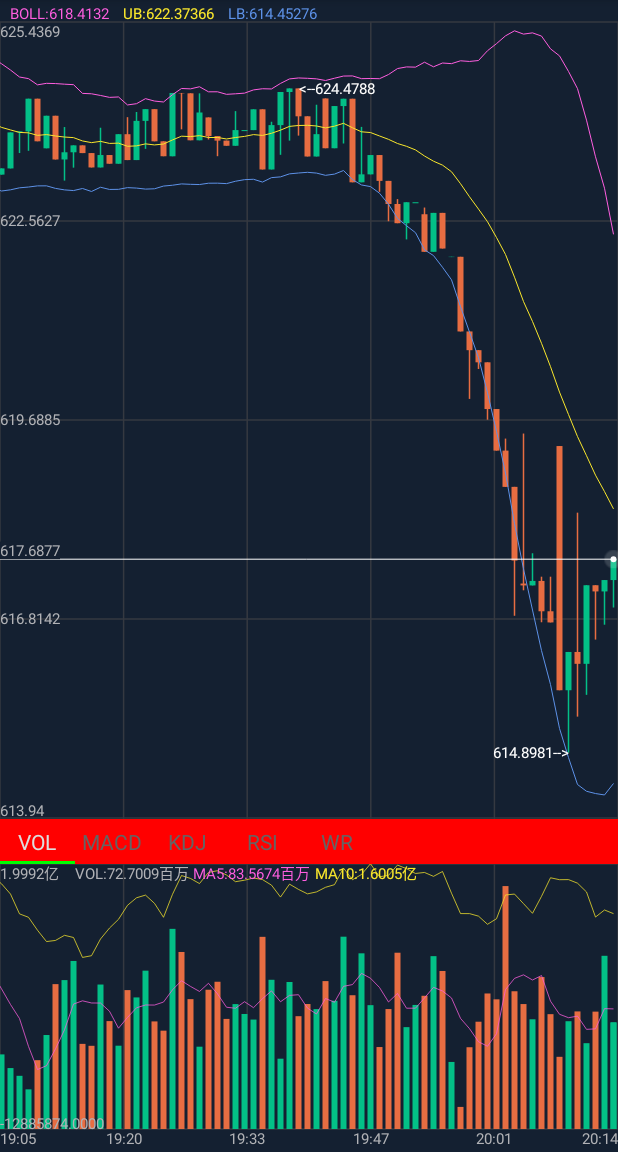
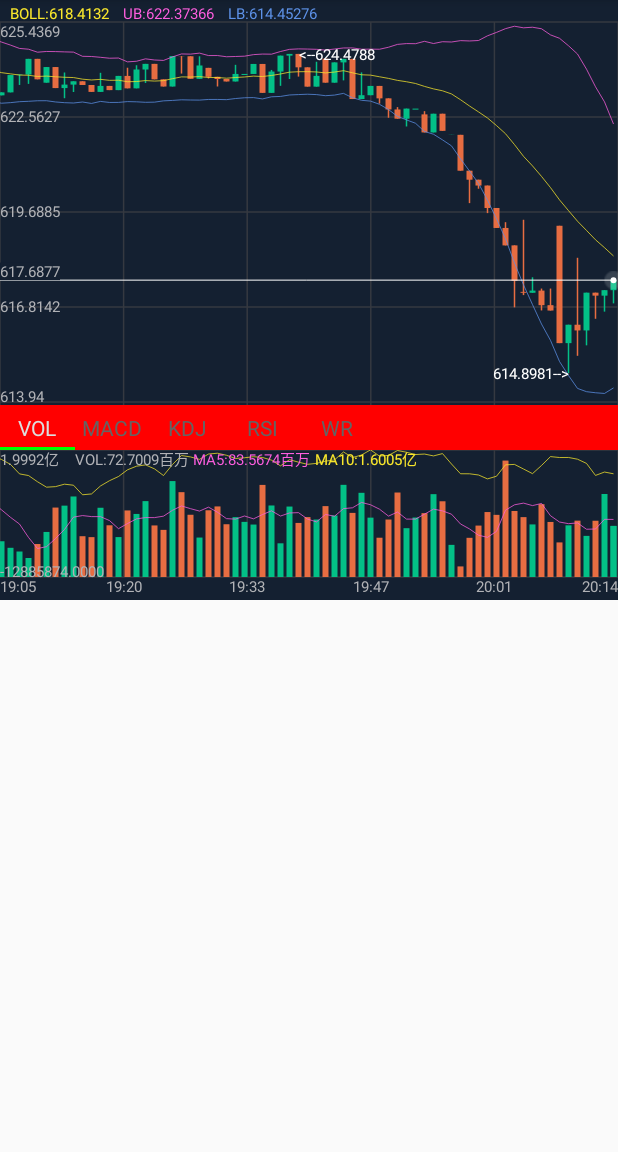
Before and after one commit to lvzhihao100/KChart, an Android app: the CandleActivity screen opened directly, with no data from a screen before it, on a phone screen of 412 x 824 dp, the part 84-1236 px from its top. Run offline under Robolectric (Android 15) with nearby library versions, the phone set to English and light mode, and no system bars; our stand-ins replace RxJava; 1 statement that could not run was skipped.

Commit message:
火币更改前

```diff
--- a/app/build.gradle
+++ b/app/build.gradle
@@ -30,9 +30,9 @@ dependencies {
     testImplementation 'junit:junit:4.12'
     androidTestImplementation 'com.android.support.test:runner:1.0.2'
     androidTestImplementation 'com.android.support.test.espresso:espresso-core:3.0.2'
-    implementation project(':kchartlib')
+    //    api 'com.sskj.android:kchart:0.2.2'
     implementation 'io.reactivex.rxjava2:rxjava:2.1.12'
     implementation 'io.reactivex.rxjava2:rxandroid:2.0.2'
     implementation 'com.google.code.gson:gson:2.8.5'
-
+    implementation project(':kchartlib')
 }
--- a/app/src/main/java/com/gamerole/kchart/MinuteActivity.java
+++ b/app/src/main/java/com/gamerole/kchart/MinuteActivity.java
@@ -40,7 +40,7 @@ public class MinuteActivity extends AppCompatActivity {
         mMinuteKchartview.setShader(Color.WHITE,Color.GREEN,Color.YELLOW,1500);//设置分时下部渐变阴影
         mMinuteKchartview.setGridRows(2);//设置珊格线个数
         mMinuteKchartview.setGridColumns(2);
-        mMinuteKchartview.setDrawMinuteStyle(true);//设置分时
+        mMinuteKchartview.setDrawMinuteStyle(false);//设置分时
         mMinuteKchartview.setRedUpAndGreenDown(false);
         mMinuteKchartview.setDateTimeFormatter(new TimeFormatter());
         mAdapter = new KChartAdapter();
--- a/app/src/main/res/layout/activity_kline.xml
+++ b/app/src/main/res/layout/activity_kline.xml
@@ -5,12 +5,16 @@
     android:layout_width="match_parent"
     android:layout_height="match_parent"
     tools:context=".MinuteActivity">
+        <LinearLayout
+            android:layout_width="match_parent"
+            android:layout_height="wrap_content"
+            android:orientation="vertical">
+            <com.github.tifezh.kchartlib.chart.KChartView
+                android:id="@+id/minute_kchartview"
+                android:layout_width="match_parent"
+                android:layout_height="400dp"
+                app:kc_tab_background_color="#ff0000"
+                app:kc_tab_indicator_color="#00ff00" />
 
-    <com.github.tifezh.kchartlib.chart.KChartView
-        android:id="@+id/minute_kchartview"
-        app:kc_tab_indicator_color="#00ff00"
-        app:kc_tab_background_color="#ff0000"
-        android:layout_width="match_parent"
-        android:layout_height="match_parent" />
-
+        </LinearLayout>
 </android.support.constraint.ConstraintLayout>
--- a/build.gradle
+++ b/build.gradle
@@ -7,6 +7,8 @@ buildscript {
         google()
         mavenCentral()
         jcenter()
+        maven { url 'http://192.168.1.181:7000' }
+
     }
     dependencies {
         classpath 'com.android.tools.build:gradle:3.2.1'
@@ -25,6 +27,8 @@ allprojects {
 
         google()
         jcenter()
+        maven { url 'http://192.168.1.181:7000' }
+
     }
 }
 
--- a/kchartlib/gradle.properties
+++ b/kchartlib/gradle.properties
@@ -1,6 +1,6 @@
 #包信息
 ARTIFACTID = kchart
-LIBRARY_VERSION = 0.2.2
+LIBRARY_VERSION = 0.2.8
 
 #Mac下地址:file:///Users/<username>/my/local/repo
 #Ubuntu下地址:file:///home/<username>/.m2/repository/
--- a/kchartlib/src/main/java/com/github/tifezh/kchartlib/chart/KChartView.java
+++ b/kchartlib/src/main/java/com/github/tifezh/kchartlib/chart/KChartView.java
@@ -113,25 +113,26 @@ public class KChartView extends BaseKChartView {
                 setMACDColor(array.getColor(R.styleable.KChartView_kc_macd_color, getColor(R.color.chart_ma20)));
 
                 //kdj
-                setKColor(array.getColor(R.styleable.KChartView_kc_dif_color, getColor(R.color.chart_ma5)));
+                setKColor(array.getColor(R.styleable.KChartView_kc_k_color, getColor(R.color.chart_ma5)));
 
-                setDColor(array.getColor(R.styleable.KChartView_kc_dea_color, getColor(R.color.chart_ma10)));
-                setJColor(array.getColor(R.styleable.KChartView_kc_macd_color, getColor(R.color.chart_ma20)));
+                setDColor(array.getColor(R.styleable.KChartView_kc_d_color, getColor(R.color.chart_ma10)));
+                setJColor(array.getColor(R.styleable.KChartView_kc_j_color, getColor(R.color.chart_ma20)));
                 //rsi
-                setRSI1Color(array.getColor(R.styleable.KChartView_kc_dif_color, getColor(R.color.chart_ma5)));
-                setRSI2Color(array.getColor(R.styleable.KChartView_kc_dea_color, getColor(R.color.chart_ma10)));
-                setRSI3Color(array.getColor(R.styleable.KChartView_kc_macd_color, getColor(R.color.chart_ma20)));
+                setRSI1Color(array.getColor(R.styleable.KChartView_kc_rsi1_color, getColor(R.color.chart_ma5)));
+                setRSI2Color(array.getColor(R.styleable.KChartView_kc_rsi2_color, getColor(R.color.chart_ma10)));
+                setRSI3Color(array.getColor(R.styleable.KChartView_kc_rsi3_color, getColor(R.color.chart_ma20)));
                 //boll
-                setUpColor(array.getColor(R.styleable.KChartView_kc_dif_color, getColor(R.color.chart_ma5)));
-                setMbColor(array.getColor(R.styleable.KChartView_kc_dea_color, getColor(R.color.chart_ma10)));
-                setDnColor(array.getColor(R.styleable.KChartView_kc_macd_color, getColor(R.color.chart_ma20)));
+                setUpColor(array.getColor(R.styleable.KChartView_kc_up_color, getColor(R.color.chart_ma5)));
+                setMbColor(array.getColor(R.styleable.KChartView_kc_mb_color, getColor(R.color.chart_ma10)));
+                setDnColor(array.getColor(R.styleable.KChartView_kc_dn_color, getColor(R.color.chart_ma20)));
                 //wr
                 setWrColor(array.getColor(R.styleable.KChartView_kc_wr_color, getColor(R.color.chart_ma20)));
 
                 //main
-                setMa5Color(array.getColor(R.styleable.KChartView_kc_dif_color, getColor(R.color.chart_ma5)));
-                setMa10Color(array.getColor(R.styleable.KChartView_kc_dea_color, getColor(R.color.chart_ma10)));
-                setMa20Color(array.getColor(R.styleable.KChartView_kc_macd_color, getColor(R.color.chart_ma20)));
+                setMinuteLineColor(array.getColor(R.styleable.KChartView_kc_minute_line_color, getColor(R.color.blue_5d)));
+                setMa5Color(array.getColor(R.styleable.KChartView_kc_ma5_color, getColor(R.color.chart_ma5)));
+                setMa10Color(array.getColor(R.styleable.KChartView_kc_ma10_color, getColor(R.color.chart_ma10)));
+                setMa20Color(array.getColor(R.styleable.KChartView_kc_ma20_color, getColor(R.color.chart_ma20)));
                 setCandleWidth(array.getDimension(R.styleable.KChartView_kc_candle_width, getDimension(R.dimen.chart_candle_width)));
                 setCandleLineWidth(array.getDimension(R.styleable.KChartView_kc_candle_line_width, getDimension(R.dimen.chart_candle_line_width)));
                 setSelectorBackgroundColor(array.getColor(R.styleable.KChartView_kc_selector_background_color, getColor(R.color.chart_selector)));
@@ -385,6 +386,14 @@ public class KChartView extends BaseKChartView {
         mVolumeDraw.setMa5Color(color);
     }
 
+    /**
+     * 设置分时线颜色
+     * @param color
+     */
+    public void setMinuteLineColor(int color) {
+        mMainDraw.setMinuteLineColor(color);
+    }
+
 
     /**
      * 设置ma10颜色
--- a/kchartlib/src/main/java/com/github/tifezh/kchartlib/chart/draw/MainDraw.java
+++ b/kchartlib/src/main/java/com/github/tifezh/kchartlib/chart/draw/MainDraw.java
@@ -40,6 +40,7 @@ public class MainDraw implements IChartDraw<ICandle> {
     private Paint mRedPaint = new Paint(Paint.ANTI_ALIAS_FLAG);
     private Paint mWhitePaint = new Paint(Paint.ANTI_ALIAS_FLAG);
     private Paint mGreenPaint = new Paint(Paint.ANTI_ALIAS_FLAG);
+
     private Paint ma5Paint = new Paint(Paint.ANTI_ALIAS_FLAG);
     private Paint ma10Paint = new Paint(Paint.ANTI_ALIAS_FLAG);
     private Paint ma20Paint = new Paint(Paint.ANTI_ALIAS_FLAG);
@@ -90,6 +91,10 @@ public class MainDraw implements IChartDraw<ICandle> {
     public void setDownColor(@ColorRes int color) {
         mGreenPaint.setColor(ContextCompat.getColor(context, color));
     }
+    public void setMinuteLineColor( int color){
+        mLinePaint.setColor(color);
+
+    }
 
     @Override
     public void drawTranslated(@Nullable ICandle lastPoint, @NonNull ICandle curPoint, float lastX, float curX, @NonNull Canvas canvas, @NonNull BaseKChartView view, int position) {
@@ -107,10 +112,6 @@ public class MainDraw implements IChartDraw<ICandle> {
                     view.drawMainLine(canvas, ma10Paint, lastX, lastPoint.getMA10Price(), curX, curPoint.getMA10Price());
                 }
                 //画ma20
-                if (lastPoint.getMA20Price() != 0) {
-                    view.drawMainLine(canvas, ma20Paint, lastX, lastPoint.getMA20Price(), curX, curPoint.getMA20Price());
-                }
-                //画Boll
                 if (lastPoint.getMA20Price() != 0) {
                     view.drawMainLine(canvas, ma20Paint, lastX, lastPoint.getMA20Price(), curX, curPoint.getMA20Price());
                 }
@@ -149,13 +150,13 @@ public class MainDraw implements IChartDraw<ICandle> {
             IBOLL point = (IBOLL) view.getItem(position);
             String text = "BOLL:" + view.formatValue(point.getMb()) + " ";
             x += startPadding;
-            canvas.drawText(text, x, y, ma5Paint);
-            x += ma5Paint.measureText(text) + spacePadding;
+            canvas.drawText(text, x, y, mMbPaint);
+            x += mMbPaint.measureText(text) + spacePadding;
             text = "UB:" + view.formatValue(point.getUp()) + " ";
-            canvas.drawText(text, x, y, ma10Paint);
-            x += ma10Paint.measureText(text) + spacePadding;
+            canvas.drawText(text, x, y, mUpPaint);
+            x += mUpPaint.measureText(text) + spacePadding;
             text = "LB:" + view.formatValue(point.getDn()) + " ";
-            canvas.drawText(text, x, y, ma20Paint);
+            canvas.drawText(text, x, y, mDnPaint);
         }
         if (view.isLongPress() && !view.isDrawMinuteStyle()) {
             drawSelector(view, canvas);
@@ -377,6 +378,9 @@ public class MainDraw implements IChartDraw<ICandle> {
         ma20Paint.setStrokeWidth(width);
         ma10Paint.setStrokeWidth(width);
         ma5Paint.setStrokeWidth(width);
+        mUpPaint.setStrokeWidth(width);
+        mDnPaint.setStrokeWidth(width);
+        mMbPaint.setStrokeWidth(width);
     }
 
     /**
@@ -386,6 +390,9 @@ public class MainDraw implements IChartDraw<ICandle> {
         ma20Paint.setTextSize(textSize);
         ma10Paint.setTextSize(textSize);
         ma5Paint.setTextSize(textSize);
+        mUpPaint.setTextSize(textSize);
+        mDnPaint.setTextSize(textSize);
+        mMbPaint.setTextSize(textSize);
     }
 
     /**
--- a/kchartlib/src/main/res/values/attrs.xml
+++ b/kchartlib/src/main/res/values/attrs.xml
@@ -23,7 +23,7 @@
         <!--rsi-->
         <attr name="kc_rsi1_color" format="color" />
         <attr name="kc_rsi2_color" format="color" />
-        <attr name="kc_ris3_color" format="color" />
+        <attr name="kc_rsi3_color" format="color" />
         <!--boll-->
         <attr name="kc_up_color" format="color" />
         <attr name="kc_mb_color" format="color" />
@@ -31,6 +31,7 @@
         <!--wr-->
         <attr name="kc_wr_color" format="color" />
         <!--main-->
+        <attr name="kc_minute_line_color" format="color" />
         <attr name="kc_ma5_color" format="color" />
         <attr name="kc_ma10_color" format="color" />
         <attr name="kc_ma20_color" format="color" />
```
Also changed, not shown: kchartlib/src/main/java/com/github/tifezh/kchartlib/chart/BaseKChartView.java (+6 -1 lines), kchartlib/src/main/java/com/github/tifezh/kchartlib/chart/ScrollAndScaleView.java (+28 -19 lines).
